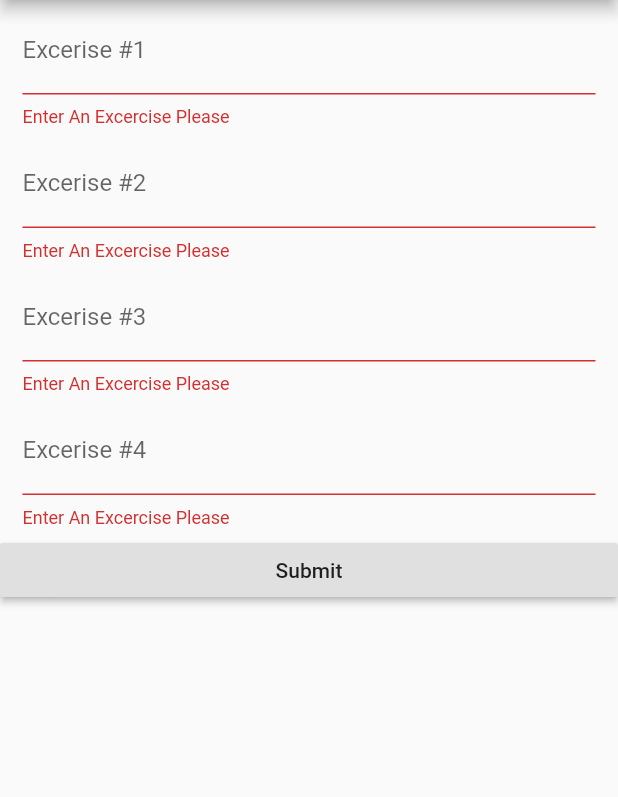
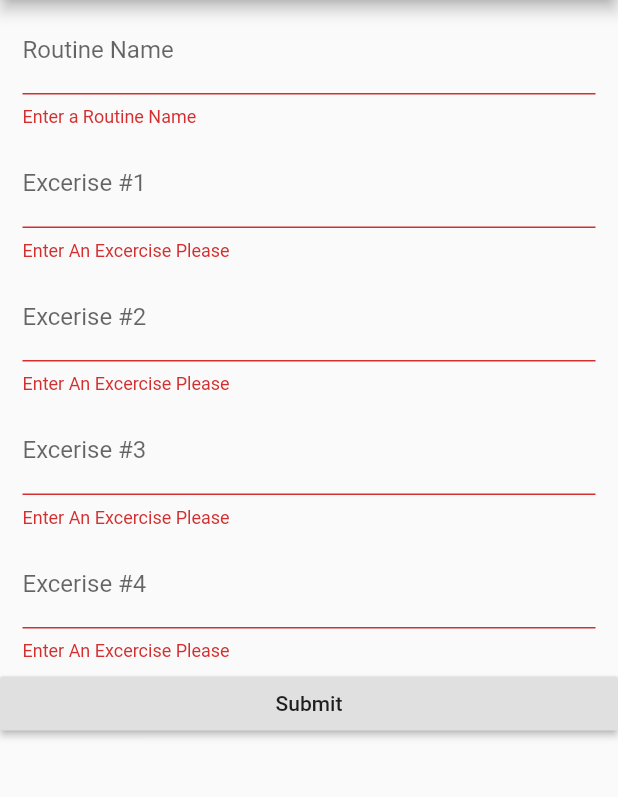
Before and after one commit to TahaM1/CalisthenicsApp, a Flutter app: the screen it shows after launch, after a tap on "Submit", on a phone screen of 412 x 824 dp, the part 84-881 px from its top. Run offline on Flutter 3.47's test engine with Material 2 defaults, Android fonts, the phone set to English and light mode, and no system bars.

Commit message:
Added textField for the name of Routine. Condensed textfield Widgets

```diff
--- a/lib/RoutineForm.dart
+++ b/lib/RoutineForm.dart
@@ -7,7 +7,7 @@ class RoutineForm extends StatefulWidget {
 }
 
 class RoutineFormState extends State<RoutineForm> {
-  final _formKey = GlobalKey<FormState>();
+  final formKey = GlobalKey<FormState>();
   //List<Widget> list = listofText().add(SubmitExercisesButton(_formKey));
   List<String> userInputs = new List<String>();
 
@@ -20,110 +20,81 @@ class RoutineFormState extends State<RoutineForm> {
 
   @override
   Widget build(BuildContext context) {
+    final width = MediaQuery.of(context).size.width;
+    final height = MediaQuery.of(context).size.height;
     return Form(
-      key: _formKey,
+      key: formKey,
       child: ListView(
         children: <Widget>[
           Container(
-            padding: EdgeInsets.symmetric(horizontal: 15, vertical: 4),
             child: TextFormField(
-              decoration: InputDecoration(labelText: 'Excerise #${1}'),
+              decoration: InputDecoration(
+                labelText: 'Routine Name',
+              ),
               validator: (value) {
                 if (value.isEmpty) {
-                  return 'Enter An Excercise Please';
+                  return 'Enter a Routine Name';
                 }
-                return null;
-              },
-              onSaved: (value) => userInputs.add(value),
-            ),
-          ),
-          Container(
-            padding: EdgeInsets.symmetric(horizontal: 15, vertical: 4),
-            child: TextFormField(
-              decoration: InputDecoration(labelText: 'Excerise #${2}'),
-              validator: (value) {
-                if (value.isEmpty) {
-                  return 'Enter An Excercise Please';
-                }
-                return null;
-              },
-              onSaved: (value) => userInputs.add(value),
-            ),
-          ),
-          Container(
-            padding: EdgeInsets.symmetric(horizontal: 15, vertical: 4),
-            child: TextFormField(
-              decoration: InputDecoration(labelText: 'Excerise #${3}'),
-              validator: (value) {
-                if (value.isEmpty) {
-                  return 'Enter An Excercise Please';
-                }
-                return null;
-              },
-              onSaved: (value) => userInputs.add(value),
-            ),
-          ),
-          Container(
-            padding: EdgeInsets.symmetric(horizontal: 15, vertical: 4),
-            child: TextFormField(
-              decoration: InputDecoration(labelText: 'Excerise #${4}'),
-              validator: (value) {
-                if (value.isEmpty) {
-                  return 'Enter An Excercise Please';
-                }
-
                 return null;
               },
               onSaved: (value) {
                 userInputs.add(value);
-
-                print(userInputs);
               },
             ),
+            padding: EdgeInsets.symmetric(horizontal: 15, vertical: 4),
           ),
-          SubmitExercisesButton(_formKey)
+          ExcerciseTextField(number: 1, savedList: userInputs),
+          ExcerciseTextField(number: 2, savedList: userInputs),
+          ExcerciseTextField(number: 3, savedList: userInputs),
+          ExcerciseTextField(number: 4, savedList: userInputs),
+          SubmitExercisesButton(formkey: formKey)
         ],
       ),
     );
   }
 }
 
-List<Widget> listofText() {
-  List<Widget> list = new List<Widget>();
+class ExcerciseTextField extends StatelessWidget {
+  final int number;
+  final List<String> savedList;
 
-  for (var i = 0; i < 4; i++) {
-    list.add(Container(
+  ExcerciseTextField({this.number, this.savedList}); //constructor
+
+  @override
+  Widget build(BuildContext context) {
+    return Container(
       padding: EdgeInsets.symmetric(horizontal: 15, vertical: 4),
       child: TextFormField(
-        decoration: InputDecoration(labelText: 'Excerise #${i + 1}'),
+        decoration: InputDecoration(labelText: 'Excerise #${number}'),
         validator: (value) {
           if (value.isEmpty) {
             return 'Enter An Excercise Please';
           }
           return null;
         },
+        onSaved: (value) {
+          print(value);
+          savedList.add(value.replaceAll(' ', ''));
+          print(savedList);
+        },
       ),
-    ));
+    );
   }
-
-  return list;
 }
 
 class SubmitExercisesButton extends StatelessWidget {
-  GlobalKey<FormState> _key;
+  final GlobalKey<FormState> formkey;
 
-  SubmitExercisesButton(GlobalKey<FormState> key) {
-    this._key = key;
-  }
+  SubmitExercisesButton({this.formkey});
 
   @override
   Widget build(BuildContext context) {
     return RaisedButton(
       onPressed: () {
-        if (_key.currentState.validate()) {
+        if (formkey.currentState.validate()) {
           Scaffold.of(context)
               .showSnackBar(SnackBar(content: Text('Processing Data')));
-          _key.currentState.save();
+          formkey.currentState.save();
         }
       },
       child: Text('Submit'),
```
